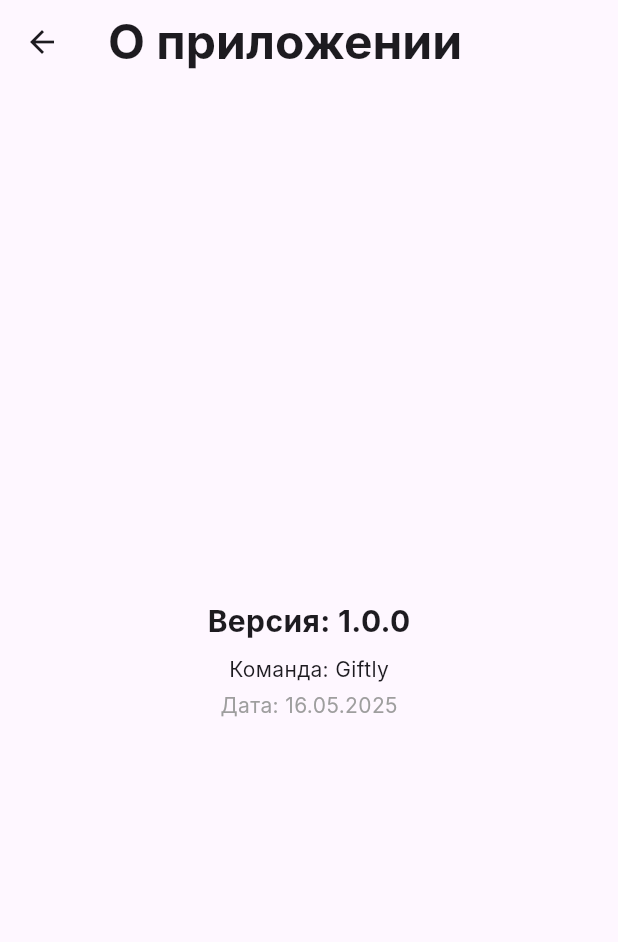
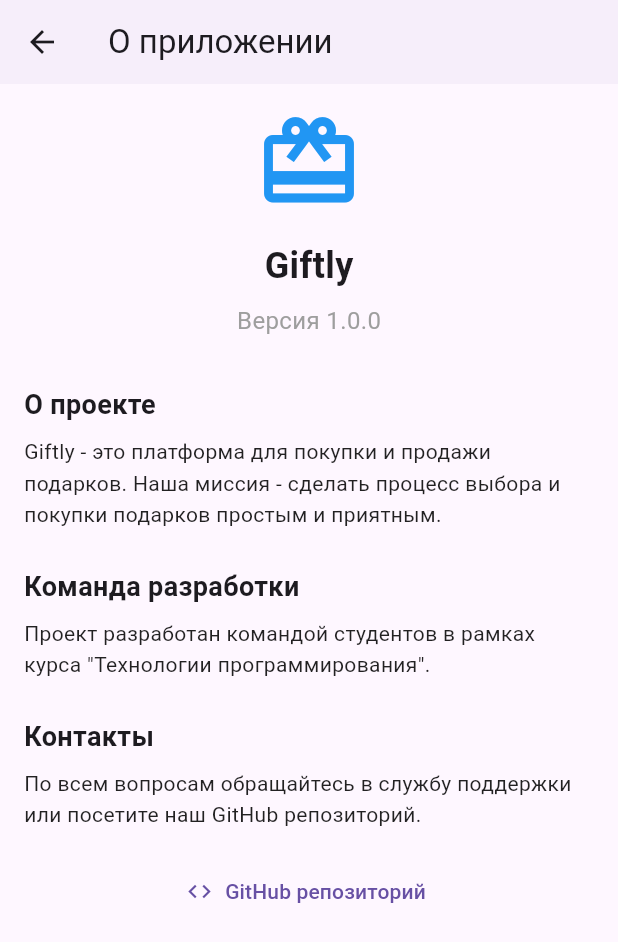
Before and after one commit to IshimoRin/client-giftly, a Flutter app: the AboutAppPage screen opened directly, on a phone screen of 412 x 824 dp. Shown: the top 942 px of the screen. Run offline on Flutter 3.47's test engine with Material 3 defaults, Android fonts, the light colour scheme and no system bars; our stand-ins replace flutter_bloc; Roboto replaces fonts that are missing (Inter).

Commit message:
fix: исправил UI профиля, настроек и страницы о приложении

```diff
--- a/lib/presentation/pages/about_app_page.dart
+++ b/lib/presentation/pages/about_app_page.dart
@@ -1,5 +1,6 @@
 // lib/pages/favorites_page.dart
 import 'package:flutter/material.dart';
+import 'package:url_launcher/url_launcher.dart';
 
 class AboutAppPage extends StatelessWidget {
   const AboutAppPage({super.key});
@@ -8,41 +9,74 @@ class AboutAppPage extends StatelessWidget {
   Widget build(BuildContext context) {
     return Scaffold(
       appBar: AppBar(
-        title: const Text(
-          'О приложении',
-          style: TextStyle(
-            fontFamily: 'Inter',
-            fontWeight: FontWeight.bold,
-            fontSize: 32,
-          ),
+        leading: IconButton(
+          icon: const Icon(Icons.arrow_back),
+          onPressed: () => Navigator.of(context).pop(),
         ),
+        title: const Text('О приложении'),
+        elevation: 1,
       ),
-      body: const Center(
+      body: SingleChildScrollView(
+        padding: const EdgeInsets.all(16),
         child: Column(
-          mainAxisAlignment: MainAxisAlignment.center,
+          crossAxisAlignment: CrossAxisAlignment.start,
           children: [
-            Text(
-              'Версия: 1.0.0',
-              style: TextStyle(
-                fontFamily: 'Inter',
-                fontSize: 20,
-                fontWeight: FontWeight.bold,
+            const Center(
+              child: Column(
+                children: [
+                  Icon(
+                    Icons.card_giftcard,
+                    size: 72,
+                    color: Colors.blue,
+                  ),
+                  SizedBox(height: 16),
+                  Text(
+                    'Giftly',
+                    style: TextStyle(
+                      fontSize: 24,
+                      fontWeight: FontWeight.bold,
+                    ),
+                  ),
+                  SizedBox(height: 8),
+                  Text(
+                    'Версия 1.0.0',
+                    style: TextStyle(
+                      fontSize: 16,
+                      color: Colors.grey,
+                    ),
+                  ),
+                ],
               ),
             ),
-            SizedBox(height: 8),
-
-            Text(
-              'Команда: Giftly',
-              style: TextStyle(fontFamily: 'Inter', fontSize: 14),
+            const SizedBox(height: 32),
+            _buildSection(
+              'О проекте',
+              'Giftly - это платформа для покупки и продажи подарков. Наша миссия - сделать процесс выбора и покупки подарков простым и приятным.',
             ),
-            SizedBox(height: 4),
-
-            Text(
-              'Дата: 16.05.2025',
-              style: TextStyle(
-                fontFamily: 'Inter',
-                fontSize: 14,
-                color: Colors.grey,
+            const SizedBox(height: 24),
+            _buildSection(
+              'Команда разработки',
+              'Проект разработан командой студентов в рамках курса "Технологии программирования".',
+            ),
+            const SizedBox(height: 24),
+            _buildSection(
+              'Контакты',
+              'По всем вопросам обращайтесь в службу поддержки или посетите наш GitHub репозиторий.',
+            ),
+            const SizedBox(height: 16),
+            Center(
+              child: TextButton.icon(
+                icon: const Icon(Icons.code),
+                label: const Text('GitHub репозиторий'),
+                onPressed: () async {
+                  final url = 'https://github.com/IshimoRin/client-giftly';
+                  if (await canLaunchUrl(Uri.parse(url))) {
+                    await launchUrl(
+                      Uri.parse(url),
+                      mode: LaunchMode.externalApplication,
+                    );
+                  }
+                },
               ),
             ),
           ],
@@ -50,4 +84,28 @@ class AboutAppPage extends StatelessWidget {
       ),
     );
   }
+
+  Widget _buildSection(String title, String content) {
+    return Column(
+      crossAxisAlignment: CrossAxisAlignment.start,
+      children: [
+        Text(
+          title,
+          style: const TextStyle(
+            fontSize: 18,
+            fontWeight: FontWeight.bold,
+          ),
+        ),
+        const SizedBox(height: 8),
+        Text(
+          content,
+          style: const TextStyle(
+            fontSize: 14,
+            color: Colors.black87,
+            height: 1.5,
+          ),
+        ),
+      ],
+    );
+  }
 }
```
Also changed, not shown: lib/presentation/pages/profile_page.dart (+9 -2 lines), lib/presentation/pages/settings_page.dart (+92 -11 lines).
